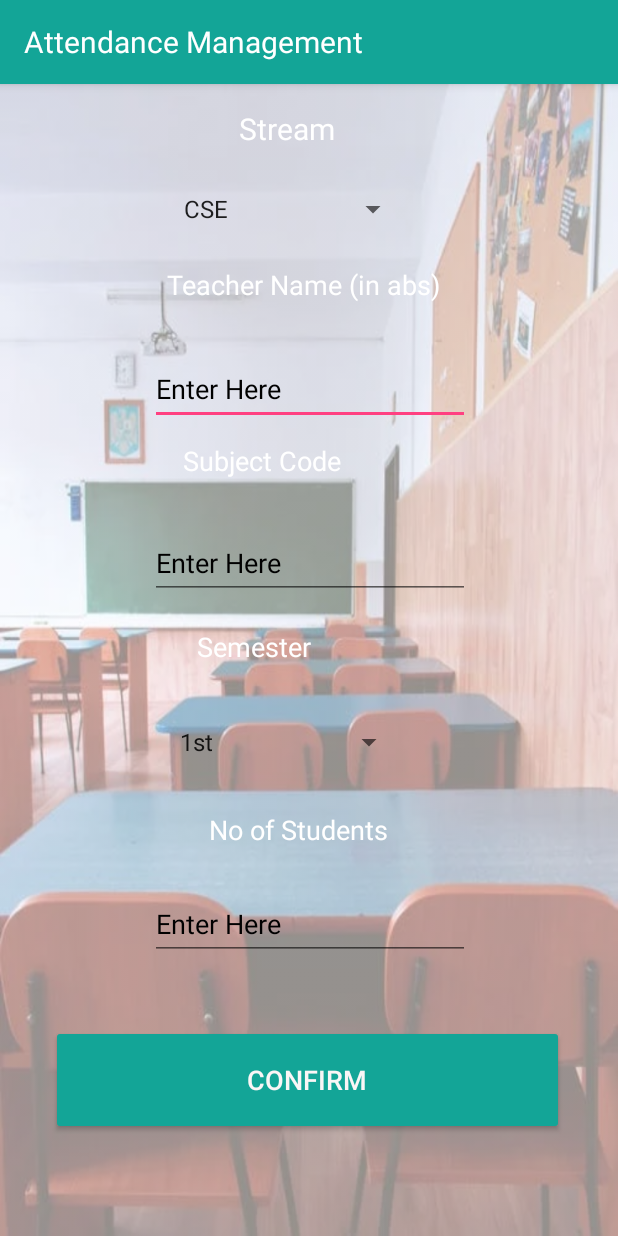
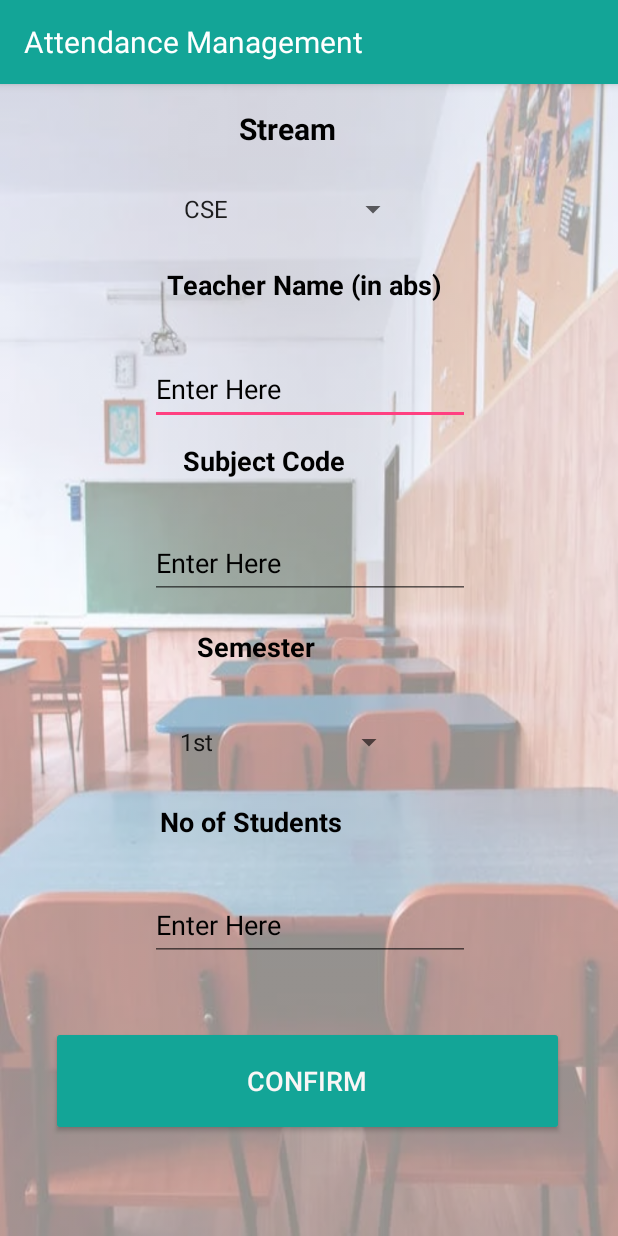
Before and after one commit to Kaushik-Paul/Attendance-Management-System, an Android app: the screen it shows after launch (SecondActivity), on a phone screen of 412 x 824 dp. Run offline under Robolectric (Android 15) with nearby library versions, the phone set to English and light mode, and no system bars.

Commit message:
Change the text color of texts

```diff
--- a/app/src/main/res/layout/activity_second.xml
+++ b/app/src/main/res/layout/activity_second.xml
@@ -13,7 +13,7 @@
     <Spinner
             android:layout_width="158dp"
             android:layout_height="49dp" android:id="@+id/spinner"
-            android:textColor="@color/white"
+            android:textColor="@color/black"
             tools:ignore="SpeakableTextPresentCheck"
             android:layout_marginTop="11dp"
             app:layout_constraintTop_toBottomOf="@+id/textView" android:layout_marginEnd="139dp"
@@ -21,21 +21,22 @@
     <TextView
             android:text="   Stream"
             android:layout_width="99dp"
-            android:textColor="@color/white"
+            android:textColor="@color/black"
             android:layout_height="31dp" android:id="@+id/textView"
             android:textSize="20sp"
             app:layout_constraintTop_toTopOf="parent"
             android:layout_marginTop="16dp" app:layout_constraintStart_toStartOf="parent"
-            android:layout_marginStart="145dp"/>
+            android:layout_marginStart="145dp" android:textStyle="bold"/>
     <TextView
             android:text="Teacher Name (in abs)"
-            android:textColor="@color/white"
+            android:textColor="@color/black"
             android:layout_width="188dp"
             android:layout_height="44dp" android:id="@+id/textView2"
             android:textSize="18sp"
             android:layout_marginTop="13dp"
             app:layout_constraintTop_toBottomOf="@+id/spinner" app:layout_constraintStart_toStartOf="parent"
-            android:layout_marginStart="111dp"/>
+            android:layout_marginStart="111dp"
+            android:textStyle="bold"/>
     <EditText
             android:layout_width="wrap_content"
             android:layout_height="wrap_content"
@@ -49,13 +50,14 @@
             android:layout_marginStart="100dp"/>
     <TextView
             android:text="Subject Code"
-            android:textColor="@color/white"
+            android:textColor="@color/black"
             android:layout_width="131dp"
             android:layout_height="43dp" android:id="@+id/textView3"
             android:textSize="18sp"
             app:layout_constraintStart_toStartOf="parent"
             android:layout_marginStart="122dp" android:layout_marginTop="11dp"
-            app:layout_constraintTop_toBottomOf="@+id/teacherNameEditText"/>
+            app:layout_constraintTop_toBottomOf="@+id/teacherNameEditText"
+            android:textStyle="bold"/>
 
     <EditText
             android:layout_width="wrap_content"
@@ -71,12 +73,13 @@
             app:layout_constraintTop_toBottomOf="@+id/textView3"/>
     <TextView
             android:text="Semester"
-            android:textColor="@color/white"
+            android:textColor="@color/black"
             android:textSize="18sp"
             android:layout_width="86dp"
             android:layout_height="31dp" android:id="@+id/textView5"
             app:layout_constraintStart_toStartOf="parent" android:layout_marginStart="131dp"
-            android:layout_marginTop="19dp" app:layout_constraintTop_toBottomOf="@+id/subjectCodeEditText"/>
+            android:layout_marginTop="19dp" app:layout_constraintTop_toBottomOf="@+id/subjectCodeEditText"
+            android:textStyle="bold"/>
     <Spinner
             android:layout_width="158dp"
             android:layout_height="49dp" android:id="@+id/spinnerSem"
@@ -86,14 +89,15 @@
             android:layout_marginStart="112dp" android:layout_marginTop="20dp"
             app:layout_constraintTop_toBottomOf="@+id/textView5"/>
     <TextView
-            android:text="No of Students"
-            android:textColor="@color/white"
-            android:layout_width="132dp"
-            android:layout_height="32dp" android:id="@+id/textView4"
+            android:text="    No of Students"
+            android:textColor="@color/black"
+            android:layout_width="237dp"
+            android:layout_height="38dp" android:id="@+id/textView4"
             android:textSize="18sp"
             app:layout_constraintStart_toStartOf="parent"
-            android:layout_marginStart="139dp" android:layout_marginTop="21dp"
-            app:layout_constraintTop_toBottomOf="@+id/spinnerSem"/>
+            android:layout_marginStart="88dp" android:layout_marginTop="16dp"
+            app:layout_constraintTop_toBottomOf="@+id/spinnerSem"
+            android:textStyle="bold"/>
     <EditText
             android:layout_width="wrap_content"
             android:layout_height="wrap_content"
--- a/app/src/main/res/values/colors.xml
+++ b/app/src/main/res/values/colors.xml
@@ -11,4 +11,5 @@
     <color name="colorPrimaryDark">#13A597</color>
     <color name="colorAccent">#FF4081</color>
     <color name="title_color">#FFFFFF</color>
+    <color name="text_heading">#b05541</color>
 </resources>
```
